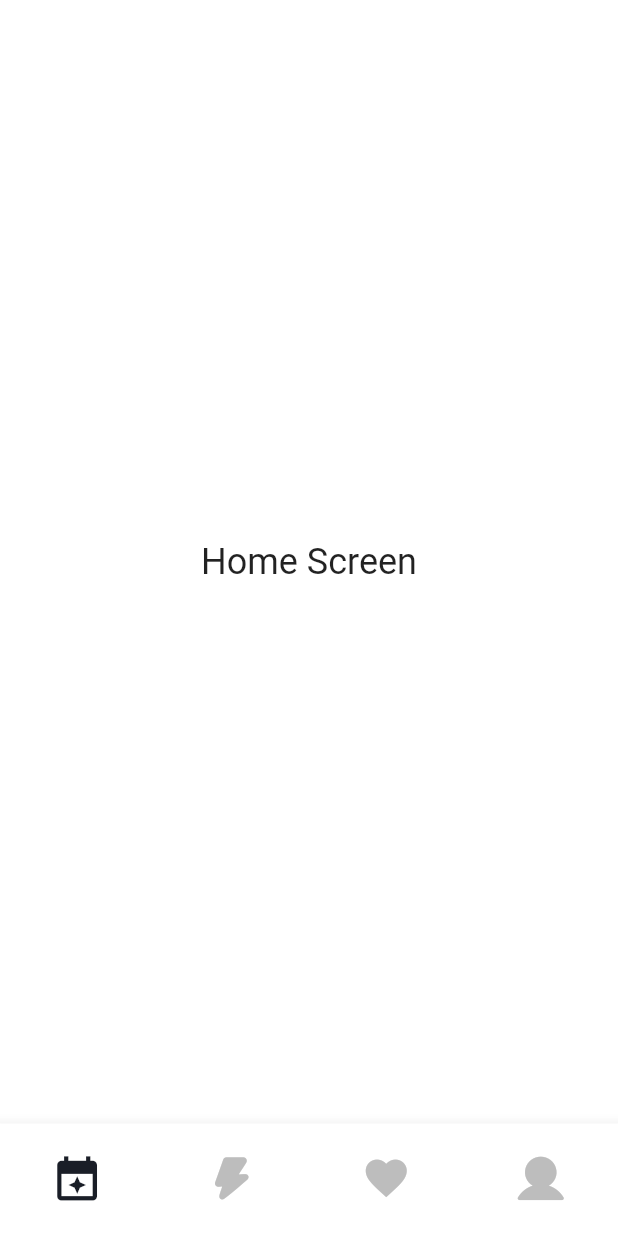
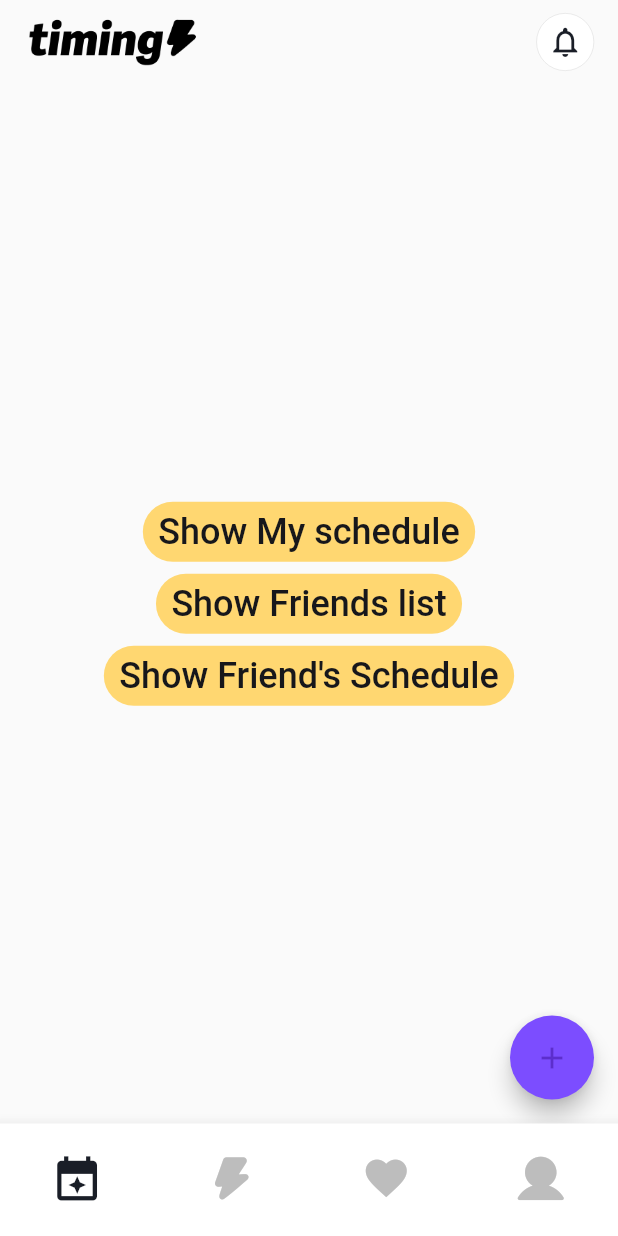
Before and after one commit to sprisao/GetX-Timing, a Flutter app: the screen it shows after launch, on a phone screen of 412 x 824 dp. Run offline on Flutter 3.47's test engine with Material 2 defaults, Android fonts, the phone set to English and light mode, and no system bars; missing offline and left inert: amplify_api, amplify_auth_cognito, amplify_authenticator, amplify_datastore, amplify_flutter; Roboto replaces fonts that are missing (Pretendard); statements that could not run were skipped.

Commit message:
Components와 Theme설정 추가

```diff
--- a/lib/main.dart
+++ b/lib/main.dart
@@ -6,6 +6,7 @@ import 'package:amplify_flutter/amplify_flutter.dart';
 import 'package:flutter/material.dart';
 import 'package:provider/provider.dart';
 import 'package:timing/root_screen.dart';
+import 'package:timing/style/theme.dart';
 import 'package:timing/viewmodel/timing_viewmodel.dart';
 
 import 'amplifyconfiguration.dart';
@@ -41,24 +42,10 @@ class TimingApp extends StatelessWidget {
           ChangeNotifierProvider(create: (context) => TimingViewModel())
         ],
         child: MaterialApp(
+          color: ColorTheme.primary,
+          theme: TimingTheme.lightTheme,
           debugShowCheckedModeBanner: false,
           // set the default theme
-          theme: ThemeData.from(
-            colorScheme: ColorScheme.fromSwatch(
-              primarySwatch: Colors.deepOrange,
-              backgroundColor: Colors.white,
-            ),
-          ).copyWith(
-            indicatorColor: Colors.red,
-          ),
-          // set the dark theme (optional)
-          darkTheme: ThemeData.from(
-            colorScheme: ColorScheme.fromSwatch(
-              primarySwatch: Colors.red,
-              backgroundColor: Colors.black,
-              brightness: Brightness.dark,
-            ),
-          ),
           // set the theme mode to respond to the user's system preferences (optional)
           themeMode: ThemeMode.system,
           builder: Authenticator.builder(),
--- a/lib/style/theme.dart
+++ b/lib/style/theme.dart
@@ -1,8 +1,61 @@
-import 'dart:ui';
+
+import 'package:flutter/material.dart';
+
+class TimingTheme {
+  static final ThemeData lightTheme = ThemeData(
+    colorScheme: const ColorScheme.light(
+      primary: ColorTheme.primary,
+      secondary: ColorTheme.secondary,
+      surface: ColorTheme.primary,
+      background: ColorTheme.background,
+      error: ColorTheme.primary,
+      onPrimary: ColorTheme.primaryDark,
+      onSecondary: ColorTheme.secondaryDark,
+      onSurface: ColorTheme.primary,
+      onBackground: ColorTheme.primary,
+      onError: ColorTheme.primary,
+      brightness: Brightness.light,
+    ),
+    primaryColor: const Color(0xFFFFD771),
+    primaryColorDark: const Color(0xFFE6B74A),
+    primaryColorLight: const Color(0xFFFFEBA3),
+    highlightColor: const Color(0xFFFFD771),
+    visualDensity: VisualDensity.adaptivePlatformDensity,
+    fontFamily: 'Pretendard',
+    textTheme: const TextTheme(
+      headlineLarge: TextStyle(fontSize: 24.0),
+      headlineMedium: TextStyle(fontSize: 16.0),
+      headlineSmall: TextStyle(fontSize: 12.0),
+      bodyLarge: TextStyle(fontSize: 24.0),
+      bodyMedium: TextStyle(fontSize: 16.0),
+      bodySmall: TextStyle(fontSize: 12.0),
+      labelLarge: TextStyle(fontSize: 24.0),
+      labelMedium: TextStyle(fontSize: 16.0),
+      labelSmall: TextStyle(fontSize: 12.0),
+      displayLarge: TextStyle(fontSize: 24.0),
+      displayMedium: TextStyle(fontSize: 16.0),
+      displaySmall: TextStyle(fontSize: 12.0),
+      titleLarge: TextStyle(fontSize: 24.0),
+      titleMedium: TextStyle(fontSize: 16.0),
+      titleSmall: TextStyle(fontSize: 12.0),
+    ),
+  );
+
+  static final ThemeData darkTheme = ThemeData(
+    brightness: Brightness.dark,
+    visualDensity: VisualDensity.adaptivePlatformDensity,
+    fontFamily: 'Pretendard',
+    textTheme: const TextTheme(
+    ),
+    appBarTheme: const AppBarTheme(
+      color: Color(0xFFFFD771),
+    ),
+  );
+}
 
 class ColorTheme {
   static const Color primary = Color(0xFFFFD771);
-  static const Color primaryDark = Color(0xFFD7A64A);
+  static const Color primaryDark = Color(0xFF17171B);
   static const Color primaryLight = Color(0xFFFFF5B1);
 
   static const Color secondary = Color(0xFF7C4DFF);
--- /dev/null
+++ b/lib/view/components/timing_appbar.dart
@@ -0,0 +1,62 @@
+import 'package:flutter/material.dart';
+import 'package:flutter/services.dart';
+
+import '../../style/theme.dart';
+
+class AppbarWithLogo extends StatelessWidget implements PreferredSizeWidget {
+  const AppbarWithLogo({Key? key}) : super(key: key);
+
+  @override
+  Size get preferredSize => const Size.fromHeight(kToolbarHeight);
+
+  @override
+  Widget build(BuildContext context) {
+    return AppBar(
+      systemOverlayStyle: SystemUiOverlayStyle.dark,
+      title: Image.asset('assets/logo.png', height: 32, fit: BoxFit.cover),
+      centerTitle: false,
+      backgroundColor: Colors.transparent,
+      elevation: 0,
+      iconTheme: const IconThemeData(color: Colors.black),
+      actions: [
+        Container(
+          padding: const EdgeInsets.all(7),
+          decoration: BoxDecoration(
+            shape: BoxShape.circle,
+            color: Colors.white,
+            border: Border.all(color: ColorTheme.inactiveIcon, width: 0.2),
+          ),
+          child: const Icon(
+            Icons.notifications_none_outlined,
+            color: ColorTheme.activeIcon,
+            weight: 0.5,
+          ),
+        ),
+        const SizedBox(width: 16)
+      ],
+    );
+  }
+}
+
+class AppbarWithOutLogo extends StatelessWidget implements PreferredSizeWidget {
+  final Widget leading;
+
+  const AppbarWithOutLogo({
+    Key? key,
+    required this.leading,
+  }) : super(key: key);
+
+  @override
+  Size get preferredSize => const Size.fromHeight(kToolbarHeight);
+
+  @override
+  Widget build(BuildContext context) {
+    return AppBar(
+      systemOverlayStyle: SystemUiOverlayStyle.dark,
+      backgroundColor: Colors.transparent,
+      elevation: 0,
+      iconTheme: const IconThemeData(color: Colors.black),
+      leading: leading,
+    );
+  }
+}
--- a/lib/view/home_screen.dart
+++ b/lib/view/home_screen.dart
@@ -1,4 +1,8 @@
 import 'package:flutter/material.dart';
+import 'package:flutter/services.dart';
+import 'package:timing/view/components/timing_appbar.dart';
+
+import 'add_schedule_screen.dart';
 
 class HomeScreen extends StatefulWidget {
   const HomeScreen({Key? key}) : super(key: key);
@@ -10,16 +14,31 @@ class HomeScreen extends StatefulWidget {
 class _HomeScreenState extends State<HomeScreen> {
   @override
   Widget build(BuildContext context) {
-    return Center(
-      child: Column(
-        mainAxisAlignment: MainAxisAlignment.center,
-        children: const <Widget>[
-          Text(
-            'Home Screen',
-            style: TextStyle(fontSize: 24),
-          ),
-        ],
-    ),
+    return Scaffold(
+      appBar: const AppbarWithLogo(),
+      floatingActionButton: FloatingActionButton(
+        onPressed: () {
+          /*navigate to AddTimingScreen*/
+          HapticFeedback.heavyImpact();
+          Navigator.push(
+            context,
+            MaterialPageRoute(
+              builder: (context) => const AddScheduleScreen(),
+            ),
+          );
+        },
+        child: const Icon(Icons.add),
+      ),
+      body: Center(
+        child: Column(
+          mainAxisAlignment: MainAxisAlignment.center,
+          children: <Widget>[
+            FilledButton(onPressed: () {}, child: Text('Show My schedule')),
+            FilledButton(onPressed: () {}, child: Text('Show Friends list')),
+            FilledButton(onPressed: () {}, child: Text("Show Friend's Schedule")),
+          ],
+        ),
+      ),
     );
   }
 }
```
Also changed, not shown: lib/view/components/timing_alert_dialog.dart (added, +49 -0 lines), lib/view/components/timing_filterchip.dart (added, +89 -0 lines), lib/view/components/timing_floating_button.dart (added, +31 -0 lines).
